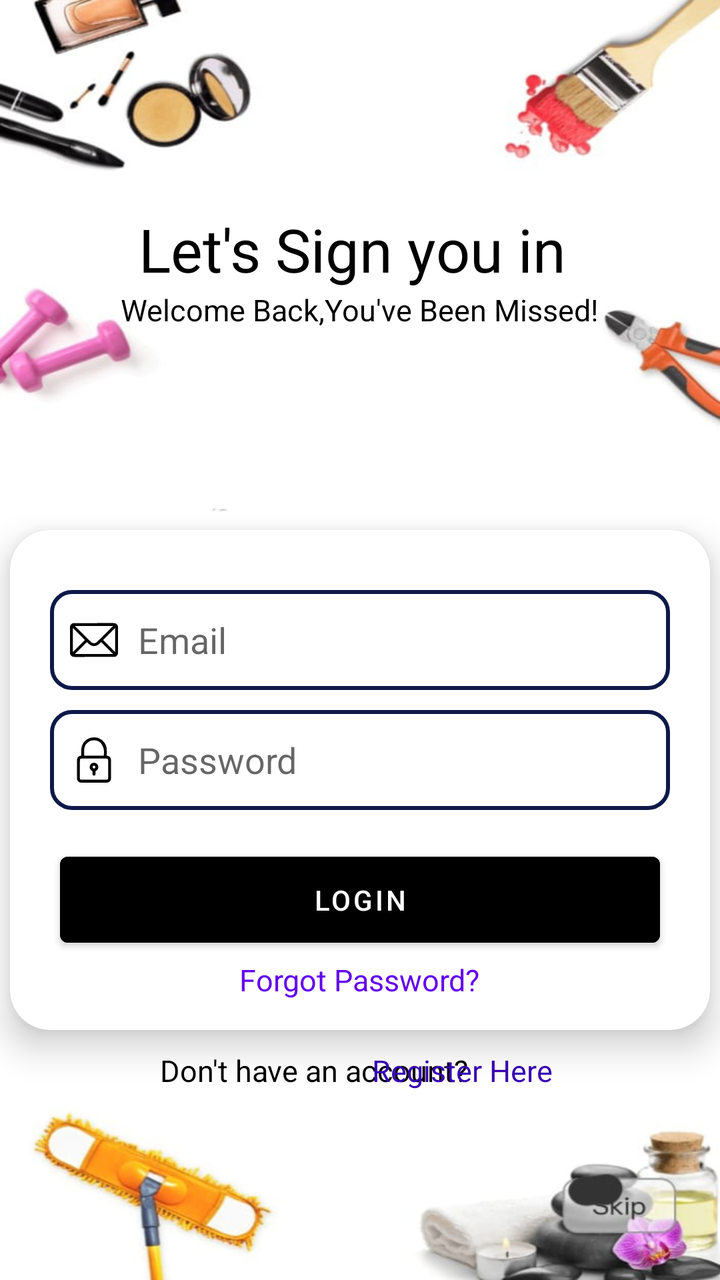
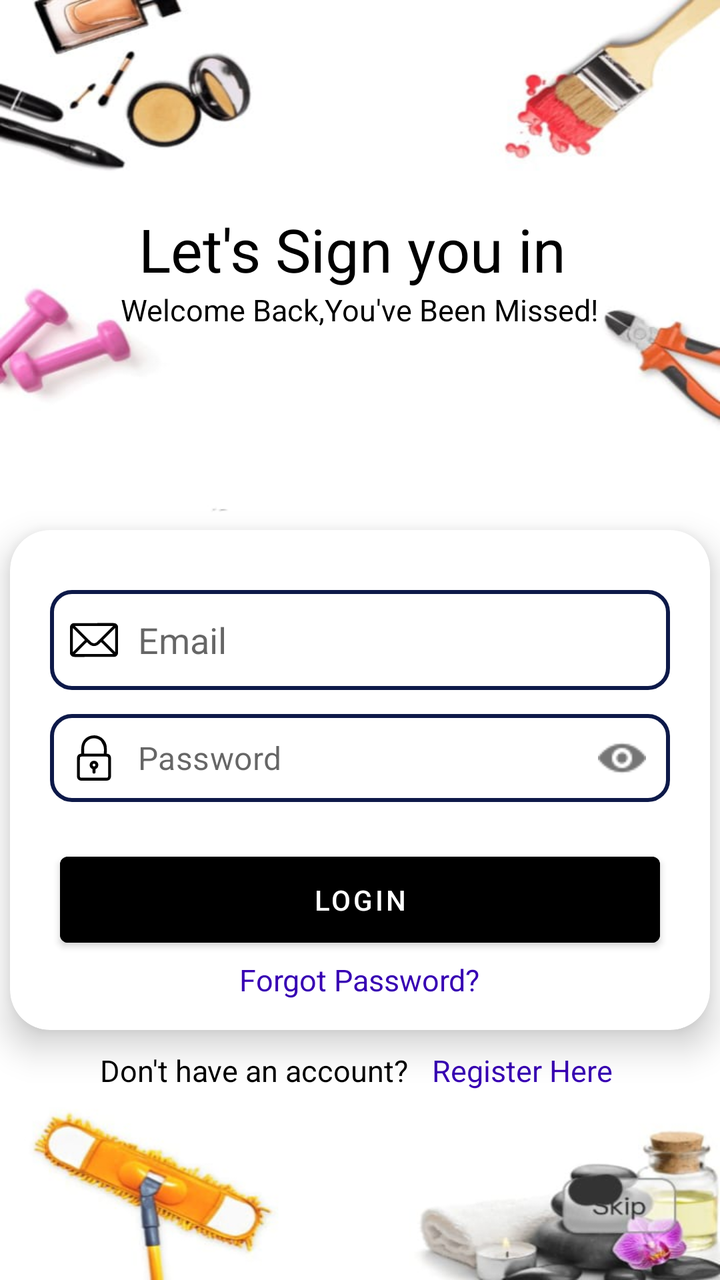

An Android layout rendered at two revisions. The XML below is the earlier revision; the diff shows what the commit changed to produce the second picture.
<!-- AndroidManifest.xml: application theme Theme.UrabanApp -->
<!-- res/layout/activity_login.xml -->
<?xml version="1.0" encoding="utf-8"?>
<LinearLayout xmlns:android="http://schemas.android.com/apk/res/android"
    xmlns:app="http://schemas.android.com/apk/res-auto"
    xmlns:tools="http://schemas.android.com/tools"
    android:id="@+id/main"
    android:layout_width="match_parent"
    android:layout_height="match_parent"
    tools:context=".activity.LoginActivity"
    android:gravity="center"
    android:orientation="vertical"
    android:background="@mipmap/back"
    >


    <TextView
            android:layout_width="wrap_content"
            android:layout_height="wrap_content"
            android:text="Let's Sign you in "
            android:textSize="30sp"
            android:textColor="@color/black"
            android:layout_marginTop="10dp"/>

        <TextView
            android:layout_width="wrap_content"
            android:layout_height="wrap_content"
            android:text="Welcome Back,You've Been Missed!"
            android:textSize="15sp"
            android:textColor="@color/black"
            android:layout_marginBottom="90dp"/>


    <androidx.cardview.widget.CardView
        android:layout_width="350dp"
        android:layout_height="250dp"
        android:layout_margin="10dp"
        app:cardCornerRadius="20dp"
        app:cardElevation="10dp"
        app:contentPadding="5dp">

        <EditText
            android:id="@+id/etmail"
            android:layout_width="match_parent"
            android:layout_height="50dp"
            android:hint="Email"
            android:padding="10dp"
            android:background="@drawable/bgcss"
            android:drawablePadding="10dp"
            android:layout_marginTop="25dp"
            android:layout_marginStart="15dp"
            android:layout_marginEnd="15dp"
            android:drawableStart="@drawable/icon_mail"/>


        <EditText
            android:id="@+id/etpass"
            android:layout_width="match_parent"
            android:layout_height="50dp"
            android:hint="Password"
            android:padding="10dp"
            android:background="@drawable/bgcss"
            android:layout_marginTop="85dp"
            android:layout_marginStart="15dp"
            android:layout_marginEnd="15dp"
            android:drawablePadding="10dp"
            android:drawableStart="@drawable/padlock"/>


      <Button
        android:id="@+id/btnlogin"
        android:layout_width="match_parent"
        android:layout_height="wrap_content"
        android:text="Login"
        android:backgroundTint="@color/black"
        android:textColor="@color/white"
        android:padding="12dp"
          android:layout_marginStart="20dp"
          android:layout_marginEnd="20dp"
          android:layout_gravity="center"
          android:layout_marginTop="60dp"
          />


        <TextView
            android:id="@+id/tvForgotPassword"
            android:layout_width="wrap_content"
            android:layout_height="wrap_content"
            android:text="Forgot Password?"
            android:textColor="@color/purple_500"
            android:textSize="15sp"
            android:layout_marginTop="100dp"
            android:layout_gravity="center"
            android:clickable="true"
            android:focusable="true" />

    </androidx.cardview.widget.CardView>

    <RelativeLayout
        android:layout_width="match_parent"
        android:layout_height="wrap_content">

    <TextView
        android:layout_width="wrap_content"
        android:layout_height="wrap_content"
        android:layout_alignParentLeft="true"
        android:layout_marginLeft="80dp"
        android:text="Don't have an account? "
        android:textColor="@color/black"
        android:textSize="15sp"
       />
        <TextView
            android:id="@+id/tvreg"
            android:layout_width="wrap_content"
            android:layout_height="wrap_content"
            android:layout_alignParentRight="true"
            android:text="Register Here "
            android:textColor="@color/purple_700"
            android:textSize="15sp"
            android:layout_marginRight="80dp"
            android:clickable="true"
            android:focusable="true" />
    </RelativeLayout>
</LinearLayout>
<!-- resources referenced by this layout -->
<resources>
  <color name="black">#FF000000</color>
  <color name="purple_500">#FF6200EE</color>
  <color name="purple_700">#FF3700B3</color>
  <color name="white">#FFFFFFFF</color>
  <!-- drawable bgcss (drawable) -->
  <?xml version="1.0" encoding="utf-8"?>
  <shape xmlns:android="http://schemas.android.com/apk/res/android" android:shape="rectangle">
  
      <stroke
          android:width="2dp"
          android:color="@color/primary"/>
  
      <corners
          android:radius="10dp"/>
  
      <solid
          android:color="@color/white"
          />
  
  </shape>
  <!-- drawable icon_mail: vector/xml drawable (drawable, 7901 chars, omitted) -->
  <!-- drawable padlock: vector/xml drawable (drawable, 6983 chars, omitted) -->
  <!-- mipmap back: jpeg bitmap (mipmap-hdpi, 33023 bytes) -->
  <style name="Theme.UrabanApp" parent="Theme.MaterialComponents.DayNight.NoActionBar">
          
          <item name="colorPrimary">@color/purple_500</item>
          <item name="colorPrimaryVariant">@color/purple_700</item>
          <item name="colorOnPrimary">@color/white</item>
          
          <item name="colorSecondary">@color/teal_200</item>
          <item name="colorSecondaryVariant">@color/teal_700</item>
          <item name="colorOnSecondary">@color/black</item>
          
          <item name="android:statusBarColor">?attr/colorPrimaryVariant</item>
          
      </style>
  <color name="primary">#0D1949</color>
  <color name="teal_200">#FF03DAC5</color>
  <color name="teal_700">#FF018786</color>
</resources>

<!-- the commit's change to res/layout/activity_login.xml (unified diff, before → after) -->
@@ -51,18 +51,46 @@
             android:drawableStart="@drawable/icon_mail"/>
 
 
-        <EditText
-            android:id="@+id/etpass"
+
+
+
+
+
+
+
+
+
+
+
+
+
+        <com.google.android.material.textfield.TextInputLayout
+            android:id="@+id/layoutPass"
             android:layout_width="match_parent"
-            android:layout_height="50dp"
-            android:hint="Password"
-            android:padding="10dp"
-            android:background="@drawable/bgcss"
+            android:layout_height="wrap_content"
+            app:hintEnabled="false"
+            app:endIconDrawable="@drawable/eye"
+            android:layout_marginHorizontal="15dp"
+            app:boxBackgroundMode="outline"
+            app:boxStrokeColor="#000000"
+            app:boxStrokeWidth="2dp"
             android:layout_marginTop="85dp"
-            android:layout_marginStart="15dp"
-            android:layout_marginEnd="15dp"
-            android:drawablePadding="10dp"
-            android:drawableStart="@drawable/padlock"/>
+            app:endIconMode="password_toggle">
+
+            <com.google.android.material.textfield.TextInputEditText
+                android:id="@+id/etpass"
+                android:layout_marginTop="85dp"
+                android:layout_width="match_parent"
+                android:layout_height="wrap_content"
+                android:background="@drawable/bgcss"
+                android:drawableTint="@color/black"
+                android:drawablePadding="10dp"
+                android:padding="10dp"
+                android:drawableStart="@drawable/padlock"
+                android:hint="Password"
+                android:inputType="textPassword" />
+
+        </com.google.android.material.textfield.TextInputLayout>
 
 
       <Button
@@ -85,7 +113,7 @@
             android:layout_width="wrap_content"
             android:layout_height="wrap_content"
             android:text="Forgot Password?"
-            android:textColor="@color/purple_500"
+            android:textColor="@color/purple_700"
             android:textSize="15sp"
             android:layout_marginTop="100dp"
             android:layout_gravity="center"
@@ -102,7 +130,7 @@
         android:layout_width="wrap_content"
         android:layout_height="wrap_content"
         android:layout_alignParentLeft="true"
-        android:layout_marginLeft="80dp"
+        android:layout_marginLeft="50dp"
         android:text="Don't have an account? "
         android:textColor="@color/black"
         android:textSize="15sp"
@@ -115,7 +143,7 @@
             android:text="Register Here "
             android:textColor="@color/purple_700"
             android:textSize="15sp"
-            android:layout_marginRight="80dp"
+            android:layout_marginRight="50dp"
             android:clickable="true"
             android:focusable="true" />
     </RelativeLayout>
<!-- resource entries referenced after the edit -->
@@ -20,6 +20,7 @@
           />
   
   </shape>
+  <!-- drawable eye: png bitmap (drawable, 451 bytes) -->
   <!-- drawable icon_mail: vector/xml drawable (drawable, 7901 chars, omitted) -->
   <!-- drawable padlock: vector/xml drawable (drawable, 6983 chars, omitted) -->
   <!-- mipmap back: jpeg bitmap (mipmap-hdpi, 33023 bytes) -->
